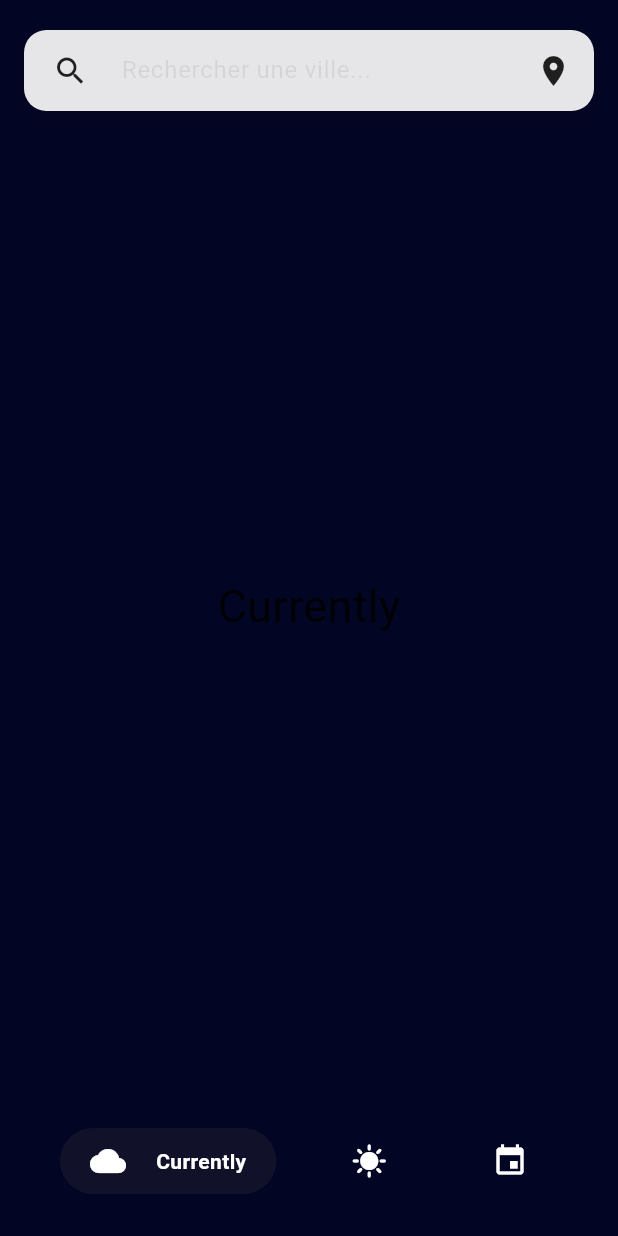
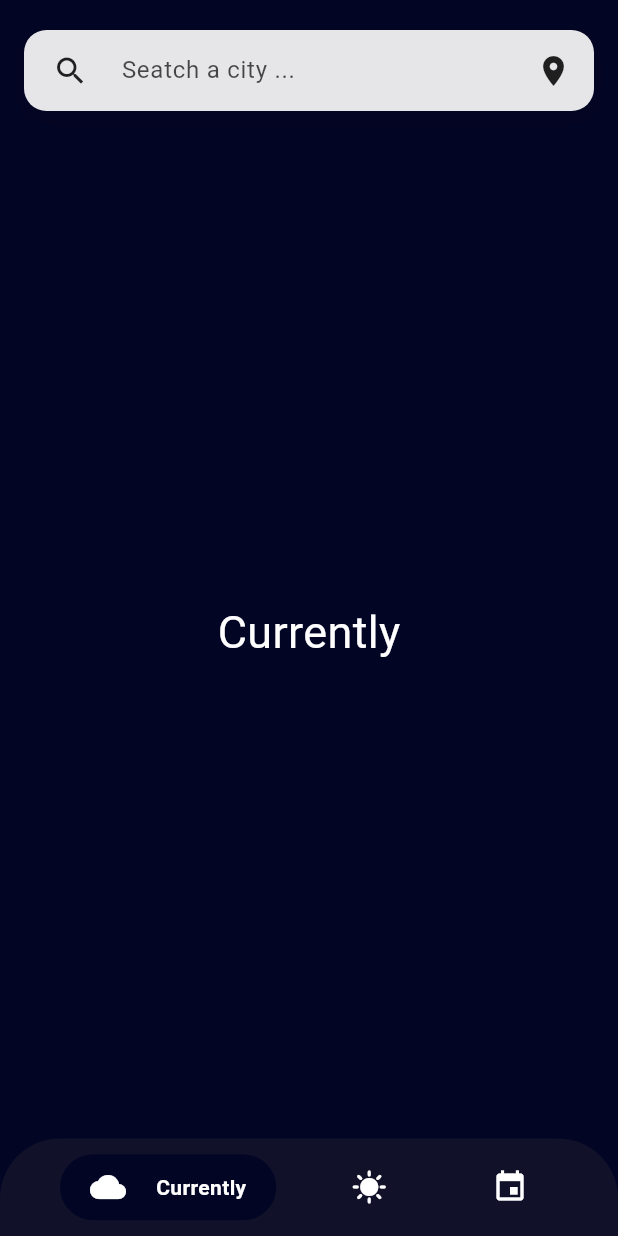
Before and after one commit to LuCXaDs/mobileAll, a Flutter app: the screen it shows after launch, on a phone screen of 412 x 824 dp. Run offline on Flutter 3.47's test engine with Material 3 defaults, Android fonts, the phone set to English and light mode, and no system bars; drawn by our look-alikes of google_nav_bar; our stand-ins replace carousel_slider, geolocator, math_expressions, syncfusion_flutter_charts; missing offline and left inert: country_flags.

```diff
--- a/Mobile/mobileModule03/advanced_weather_app/lib/main.dart
+++ b/Mobile/mobileModule03/advanced_weather_app/lib/main.dart
@@ -125,7 +125,7 @@ class MyApp extends StatelessWidget {
 
         // scaffoldBackgroundColor définit la couleur de fond par défaut des Scaffold
         // On le met en transparent ici pour que le dégradé du body soit visible
-        scaffoldBackgroundColor: Colors.transparent,
+        scaffoldBackgroundColor: const Color(0xff030524),
 
         // Très utile si votre design de fond est géré par un Container parent avec un dégradé
         // ou une image, permettant à ce fond de transparaître.
@@ -207,7 +207,7 @@ class _MyHomePageState extends State<MyHomePage> {
     final appState = context.watch<AppState>();
 
     return Scaffold(
-      backgroundColor: Colors.transparent,
+      // backgroundColor: Colors.transparent,
       body: Container(
         // Ce Container prend tout l'écran et applique le dégradé
         decoration: BoxDecoration(
@@ -243,19 +243,28 @@ class _MyHomePageState extends State<MyHomePage> {
                                     Center(
                                       child: Text(
                                         'Currently',
-                                        style: TextStyle(fontSize: 30),
+                                        style: TextStyle(
+                                          fontSize: 30,
+                                          color: Colors.white,
+                                        ),
                                       ),
                                     ),
                                     Center(
                                       child: Text(
                                         'Today',
-                                        style: TextStyle(fontSize: 30),
+                                        style: TextStyle(
+                                          fontSize: 30,
+                                          color: Colors.white,
+                                        ),
                                       ),
                                     ),
                                     Center(
                                       child: Text(
                                         'Weekly',
-                                        style: TextStyle(fontSize: 30),
+                                        style: TextStyle(
+                                          fontSize: 30,
+                                          color: Colors.white,
+                                        ),
                                       ),
                                     ),
                                   ],
@@ -281,10 +290,18 @@ class _MyHomePageState extends State<MyHomePage> {
         ),
       ),
       bottomNavigationBar: Container(
-        height: 100,
-        color: const Color(0xff030524),
-        padding: const EdgeInsets.symmetric(horizontal: 40, vertical: 20),
+        height: 65,
+        // color: const Color(0xff11112a),
+        decoration: BoxDecoration(
+          color: const Color(0xff11112a),
+          borderRadius: BorderRadius.only(
+            topLeft: Radius.circular(40),
+            topRight: Radius.circular(40),
+          ),
+        ),
+        padding: const EdgeInsets.symmetric(horizontal: 40, vertical: 5),
         child: GNav(
+          // iconSize: 30,
           padding: EdgeInsetsGeometry.only(
             right: 20,
             left: 20,
@@ -292,8 +309,8 @@ class _MyHomePageState extends State<MyHomePage> {
             bottom: 10,
           ),
           gap: 20,
-          backgroundColor: Color(0xff030524),
-          tabBackgroundColor: Color(0xff11112a),
+          backgroundColor: Color(0xff11112a),
+          tabBackgroundColor: Color(0xff030524),
           color: Colors.white,
           activeColor: Colors.white,
           tabs: [
--- a/Mobile/mobileModule03/advanced_weather_app/lib/models/app_state.dart
+++ b/Mobile/mobileModule03/advanced_weather_app/lib/models/app_state.dart
@@ -11,6 +11,7 @@ class AppState with ChangeNotifier {
   int _selectedIndex = 0;
   double _currentDegrees = 0.0;
   bool _showPageInformation = false;
+  bool _locationButtonColor = false;
 
   List<dynamic> get citySuggestions => _citySuggestions;
 
@@ -19,6 +20,7 @@ class AppState with ChangeNotifier {
   int get selectedIndex => _selectedIndex;
   double get currentDegrees => _currentDegrees;
   bool get showPageInformation => _showPageInformation;
+  bool get locationButtonColor => _locationButtonColor;
 
   String _latitude = '';
   String _longitude = '';
@@ -39,6 +41,11 @@ class AppState with ChangeNotifier {
 
   void setShowPageInformation(bool result) {
     _showPageInformation = result;
+    notifyListeners();
+  }
+
+  void setlocationButtonColor(bool result) {
+    _locationButtonColor = result;
     notifyListeners();
   }
 
@@ -115,6 +122,7 @@ class AppState with ChangeNotifier {
       // citySuggestions.clear();
       _searchController.clear();
       setShowPageInformation(true);
+      setlocationButtonColor(false);
     }
     notifyListeners();
   }
@@ -159,6 +167,7 @@ class AppState with ChangeNotifier {
       if (context.mounted) {
         // Il est bon de vérifier aussi ici avant d'autres opérations de contexte si _allLocation a pris du temps
         setShowPageInformation(true); // Par exemple
+        setlocationButtonColor(false);
       }
     }
     _searchController.clear();
--- a/Mobile/mobileModule03/advanced_weather_app/lib/screens/app_bar.dart
+++ b/Mobile/mobileModule03/advanced_weather_app/lib/screens/app_bar.dart
@@ -42,7 +42,7 @@ class CustomAppBar extends StatelessWidget {
           boxShadow: [
             // Ombre portée subtile pour donner de la profondeur.
             BoxShadow(
-              color: Colors.black.withOpacity(0.1),
+              color: Colors.black.withAlpha(20),
               blurRadius: 10,
               offset: const Offset(0, 4),
             ),
@@ -67,11 +67,11 @@ class CustomAppBar extends StatelessWidget {
                   color: Theme.of(context).colorScheme.onSurface,
                 ),
                 decoration: InputDecoration(
-                  hintText: 'Rechercher une ville...',
+                  hintText: 'Seatch a city ...',
                   hintStyle: TextStyle(
                     color: Theme.of(
                       context,
-                    ).colorScheme.onSurface.withAlpha(20),
+                    ).colorScheme.onSurface.withAlpha(180),
                   ),
                   border: InputBorder.none, // Design épuré sans bordure.
                 ),
@@ -86,6 +86,10 @@ class CustomAppBar extends StatelessWidget {
               tooltip:
                   'Utiliser ma position actuelle', // Aide pour l'accessibilité.
               iconSize: 24,
+              color:
+                  appState.locationButtonColor == false
+                      ? Colors.black87
+                      : const Color.fromARGB(255, 233, 186, 15),
             ),
           ],
         ),
--- a/Mobile/mobileModule03/advanced_weather_app/lib/screens/search_view_screen.dart
+++ b/Mobile/mobileModule03/advanced_weather_app/lib/screens/search_view_screen.dart
@@ -65,7 +65,11 @@ class SearchViewScreenState extends State<SearchViewScreen> {
                         shape: const RoundedRectangle(20),
                       ),
                       SizedBox(width: 8),
-                      Text(suggestion['name'], style: TextStyle(fontSize: 16)),
+                      Text(
+                        suggestion['name'],
+                        style: TextStyle(fontSize: 16),
+                        overflow: TextOverflow.ellipsis,
+                      ),
                     ],
                   ),
                   subtitle: Text(
--- a/Mobile/mobileModule03/advanced_weather_app/lib/screens/today_page.dart
+++ b/Mobile/mobileModule03/advanced_weather_app/lib/screens/today_page.dart
@@ -6,6 +6,7 @@ import '../models/weather_model.dart';
 import '../widgets/current_degrees.dart';
 import '../widgets/today_carroussel_weather.dart';
 import '../widgets/country_city_region_flag.dart';
+import '../widgets/today_temperature_data.dart';
 
 class TodayPage extends StatefulWidget {
   const TodayPage({super.key});
@@ -38,6 +39,8 @@ class TodayPageState extends State<TodayPage> {
           WeatherInfoRow(weatherData: _weatherData!),
           SizedBox(height: 20),
           TodayCarrousselWeather(weatherData: _weatherData!),
+          SizedBox(height: 20),
+          TemperatureChartPage(),
         ],
       ),
     );
--- a/Mobile/mobileModule03/advanced_weather_app/lib/services/geolocation_service.dart
+++ b/Mobile/mobileModule03/advanced_weather_app/lib/services/geolocation_service.dart
@@ -98,6 +98,7 @@ class GeolocationService {
         }
         if (context.mounted) {
           context.read<AppState>().setShowPageInformation(true);
+          context.read<AppState>().setlocationButtonColor(true);
         }
       }
     } catch (e) {
--- a/Mobile/mobileModule03/advanced_weather_app/pubspec.yaml
+++ b/Mobile/mobileModule03/advanced_weather_app/pubspec.yaml
@@ -41,6 +41,7 @@ dependencies:
   carousel_slider: ^5.1.1
   intl: ^0.20.2
   google_nav_bar: ^5.0.7
+  syncfusion_flutter_charts: ^29.2.11
 
 dev_dependencies:
   flutter_test:
```
Also changed, not shown: Mobile/mobileModule03/advanced_weather_app/lib/widgets/today_temperature_data.dart (added, +137 -0 lines), Mobile/mobileModule03/advanced_weather_app/pubspec.lock.
